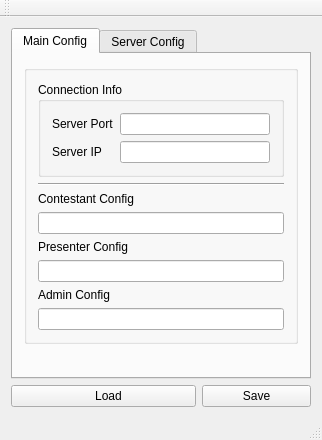
This is src/config_editor/server_editor.ui in trigger-happy/Cerberus as Qt 5 draws it before an edit. The edited form follows.
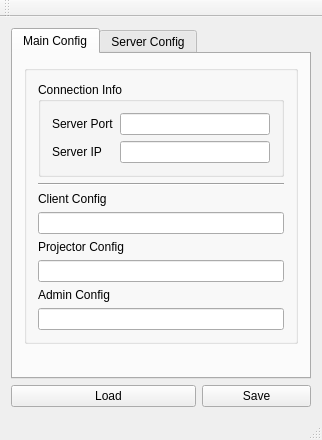
This is the edited form. The open tabs and pages were chosen to show the change.

Commit message: Finalized config_editor.cpp. Its fully functional or so I believe.

What changed in the file:
```diff
--- a/src/config_editor/server_editor.ui
+++ b/src/config_editor/server_editor.ui
@@ -86,7 +86,7 @@
            <item row="2" column="0">
             <widget class="QLabel" name="label_4">
              <property name="text">
-              <string>Contestant Config </string>
+              <string>Client Config </string>
              </property>
             </widget>
            </item>
@@ -96,7 +96,7 @@
            <item row="4" column="0">
             <widget class="QLabel" name="label_5">
              <property name="text">
-              <string>Presenter Config</string>
+              <string>Projector Config</string>
              </property>
             </widget>
            </item>
```
Left out of the diff: 2 changed lines with no effect on the pictures. The commit also changes 2 other files.
